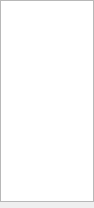
This is src/ui/playlist/PlaylistDisplayWidget.ui in ntadej/tano as Qt 5 draws it before an edit. The edited form follows.
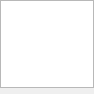
This is the edited form. Icons and pictures are not drawn. Custom widgets are drawn as their Qt base class.

```diff
--- a/src/ui/playlist/PlaylistDisplayWidget.ui
+++ b/src/ui/playlist/PlaylistDisplayWidget.ui
@@ -7,7 +7,7 @@
     <x>0</x>
     <y>0</y>
     <width>94</width>
-    <height>208</height>
+    <height>94</height>
    </rect>
   </property>
   <property name="windowIcon">
```
